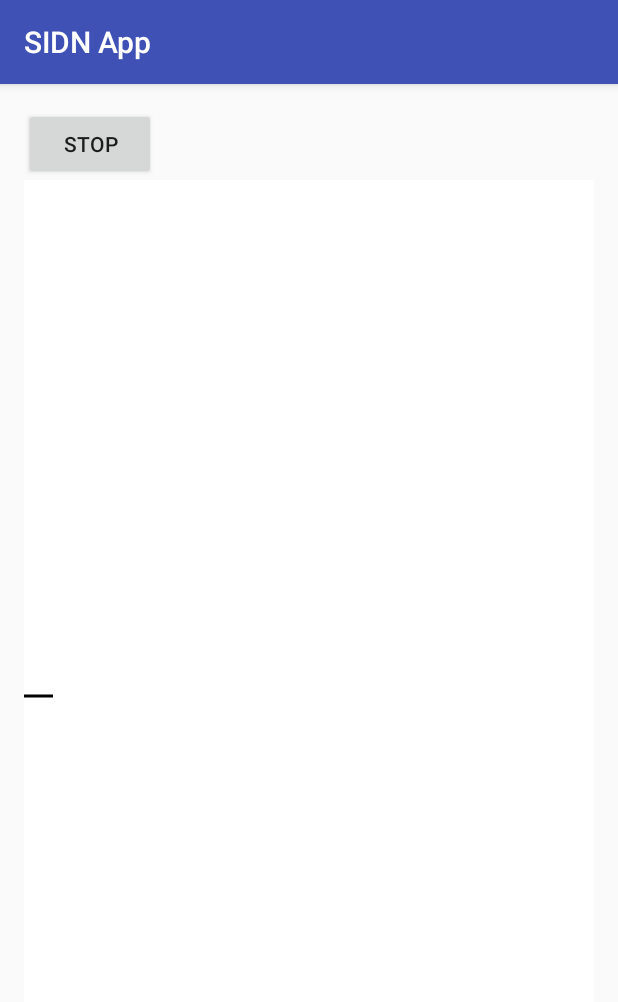
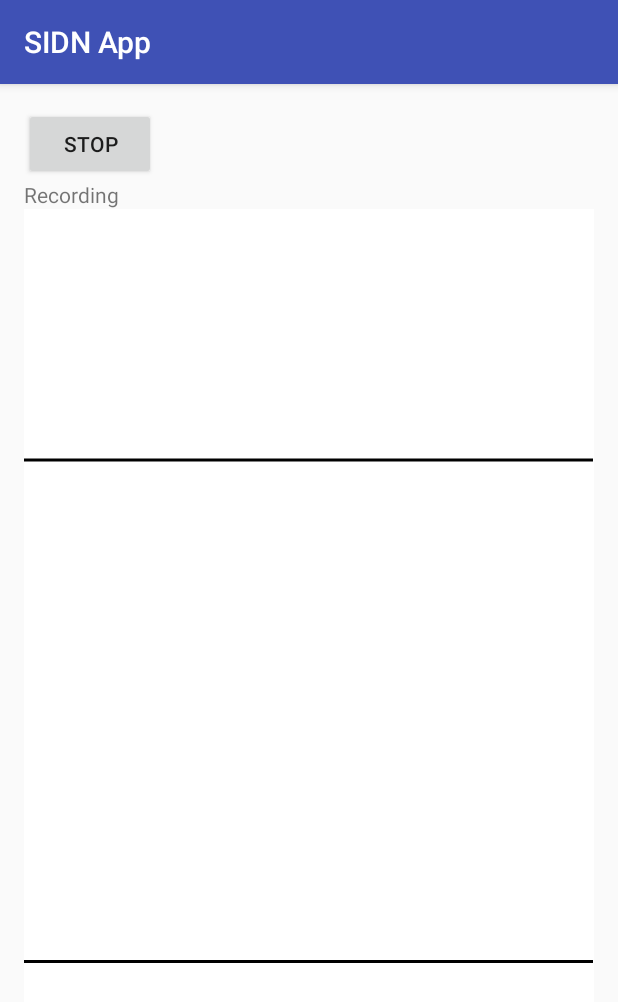
Before and after one commit to Vasil-Pahomov/SIDNApp, an Android app: the screen it shows after launch (MainActivity), after a tap on "START", on a phone screen of 412 x 824 dp. Shown: the top 1002 px of the screen. Run offline under Robolectric (Android 15) with nearby library versions, the phone set to English and light mode, and no system bars.

Commit message:
Медленная свёртка с нормализацией

```diff
--- a/app/src/main/java/lvr/sidnapp/MainActivity.java
+++ b/app/src/main/java/lvr/sidnapp/MainActivity.java
@@ -4,6 +4,7 @@ import android.app.Dialog;
 import android.content.pm.PackageManager;
 import android.content.res.Resources;
 import android.os.AsyncTask;
+import android.os.Handler;
 import android.support.annotation.NonNull;
 import android.support.design.widget.Snackbar;
 import android.support.v4.app.ActivityCompat;
@@ -13,6 +14,7 @@ import android.os.Bundle;
 import android.util.Log;
 import android.view.View;
 import android.widget.Button;
+import android.widget.TextView;
 
 import com.newventuresoftware.waveform.WaveformView;
 
@@ -37,7 +39,9 @@ public class MainActivity extends AppCompatActivity implements AudioDataReceived
 
     Button buttonRec;
 
-    WaveformView waveView;
+    WaveformView waveViewSource, waveView1;
+
+    TextView textViewStatus;
 
     private static final int REQUEST_RECORD_AUDIO = 13;
 
@@ -48,11 +52,14 @@ public class MainActivity extends AppCompatActivity implements AudioDataReceived
 
         samples1 = Utils.ReadSamples(getResources(), R.raw.s1);
 
-        recBuf = new short[samples1.length * 10];
+        recBuf = new short[50000];
 
         buttonRec = (Button) findViewById(R.id.buttonRec);
+        waveViewSource = (WaveformView) findViewById(R.id.waveViewSource);
+        waveView1 = (WaveformView) findViewById(R.id.waveView1);
+        textViewStatus = (TextView) findViewById(R.id.textViewStatus);
 
-        waveView = (WaveformView) findViewById(R.id.waveView);
+        setStatusText("Idle");
 
     }
 
@@ -65,27 +72,24 @@ public class MainActivity extends AppCompatActivity implements AudioDataReceived
         System.arraycopy(data, 0, recBuf, recBufPtr, lengthToCopy);
         recBufPtr += data.length;
 
-        //end of recording buffer - do convolution and display the result
         //todo: tail of recording buffer is lost, think about using it
         if (recBufPtr >= (recBuf.length-1)) {
             recBufPtr = 0;
-            final short[] filtered = new short[recBuf.length];
+            stopAudioRecording();
             Log.d("SIDN", "Starting async task");
+            waveViewSource.setSamples(recBuf);
 
             new AsyncTask<Void, Void, Void>() {
+                private short[] filtered;
+
                 @Override
                 protected Void doInBackground(Void... params) {
+
                     Log.d("SIDN", "Starting convolution");
-                    //todo: this is VERY slow, try FFT convolution there
-                    for ( int i = 0; i < recBuf.length; i++ ) {
-                        long sum = 0;
-                        for (int j = 0; j < samples1.length; j++) {
-                            if (i >= j) {
-                                sum += recBuf[i - j] * samples1[j];
-                            }
-                        }
-                        filtered[i] = (short) (sum / samples1.length);
-                    }
+                    setStatusText("Convolving");
+
+                    filtered = convolve(recBuf, samples1);
+
                     Log.d("SIDN", "Convolution done");
                     return null;
                 }
@@ -93,11 +97,43 @@ public class MainActivity extends AppCompatActivity implements AudioDataReceived
                 @Override
                 protected void onPostExecute(Void aVoid) {
                     Log.d("SIDN", "Setting samples");
-                    waveView.setSamples(filtered);
+                    waveView1.setSamples(filtered);
+                    startAudioRecordingSafe();
                 }
             }.execute();
             Log.d("SIDN", "Async task started");
         }
+    }
+
+    private short[] convolve(short[] data, short[] kernel) {
+        short[] res = new short[data.length];
+        float[] resf = new float[data.length];
+
+        float max = Float.MIN_VALUE;
+
+
+        //this is VERY slow, try FFT convolution there
+        for ( int i = 0; i < data.length; i++ ) {
+            float sum = 0;
+            for (int j = 0; j < kernel.length; j++) {
+                if (i >= j) {
+                    sum += data[i-j] * kernel[j];
+                }
+            }
+            if (sum > max) {
+                max = sum;
+            }
+            if (sum < -max) {
+                max = -sum;
+            }
+            resf[i] = sum;
+        }
+
+        for (int i=0; i < res.length; i++) {
+            res[i] = (short) Math.round(resf[i] / max * 32767);
+        }
+
+        return res;
     }
 
     public void buttonRecClick(View view) {
@@ -105,13 +141,16 @@ public class MainActivity extends AppCompatActivity implements AudioDataReceived
             stopAudioRecording();
         } else {
             startAudioRecordingSafe();
-            waveView.setChannels(1);
-            waveView.setSampleRate(RecordingThread.SAMPLE_RATE);
+            waveViewSource.setChannels(1);
+            waveViewSource.setSampleRate(RecordingThread.SAMPLE_RATE);
+            waveView1.setChannels(1);
+            waveView1.setSampleRate(RecordingThread.SAMPLE_RATE);
         }
     }
 
     private void stopAudioRecording() {
         recThread.stopRecording();
+        setStatusText("Stopped");
         runOnUiThread(new Runnable() {
             @Override
             public void run() {
@@ -124,6 +163,7 @@ public class MainActivity extends AppCompatActivity implements AudioDataReceived
         if (ContextCompat.checkSelfPermission(this, android.Manifest.permission.RECORD_AUDIO)
                 == PackageManager.PERMISSION_GRANTED) {
             recThread.startRecording();
+            setStatusText("Recording");
             buttonRec.setText(R.string.buttonRecStopText);
             recBufPtr = 0;
         } else {
@@ -134,7 +174,7 @@ public class MainActivity extends AppCompatActivity implements AudioDataReceived
     private void requestMicrophonePermission() {
         if (ActivityCompat.shouldShowRequestPermissionRationale(this, android.Manifest.permission.RECORD_AUDIO)) {
             // Show dialog explaining why we need record audio
-            Snackbar.make(waveView, "Microphone access is required in order to record audio",
+            Snackbar.make(waveView1, "Microphone access is required in order to record audio",
                     Snackbar.LENGTH_INDEFINITE).setAction("OK", new View.OnClickListener() {
                 @Override
                 public void onClick(View v) {
@@ -157,4 +197,12 @@ public class MainActivity extends AppCompatActivity implements AudioDataReceived
         }
     }
 
+    private void setStatusText(final String text) {
+        runOnUiThread(new Runnable() {
+            @Override
+            public void run() {
+                textViewStatus.setText(text);
+            }
+        });
+    }
 }
--- a/app/src/main/res/layout/activity_main.xml
+++ b/app/src/main/res/layout/activity_main.xml
@@ -13,20 +13,24 @@
     android:orientation="vertical">
 
     <Button
-        android:text="Start"
+        android:text="@string/start"
         android:layout_width="wrap_content"
         android:layout_height="wrap_content"
-        android:layout_alignParentTop="true"
-        android:layout_alignParentLeft="true"
-        android:layout_alignParentStart="true"
         android:id="@+id/buttonRec"
         android:onClick="buttonRecClick" />
+
+    <TextView
+        android:text=""
+        android:layout_width="match_parent"
+        android:layout_height="wrap_content"
+        android:id="@+id/textViewStatus" />
 
     <com.newventuresoftware.waveform.WaveformView
         android:layout_height="match_parent"
         android:layout_width="match_parent"
-        android:id="@+id/waveView"
+        android:id="@+id/waveViewSource"
         app:mode="RECORDING"
+        android:layout_weight="0.5"
         app:waveformStrokeThickness="3"
         app:waveformColor="#000000"
         app:waveformFillColor="#000000"
@@ -34,4 +38,16 @@
         android:background="#ffffff" />
 
 
+    <com.newventuresoftware.waveform.WaveformView
+        android:layout_height="match_parent"
+        android:layout_width="match_parent"
+        android:id="@+id/waveView1"
+        app:mode="RECORDING"
+        android:layout_weight="0.5"
+        app:waveformStrokeThickness="3"
+        app:waveformColor="#000000"
+        app:waveformFillColor="#000000"
+        app:historySize="0"
+        android:background="#ffffff" />
+
 </LinearLayout>
--- a/app/src/main/res/values/strings.xml
+++ b/app/src/main/res/values/strings.xml
@@ -2,4 +2,5 @@
     <string name="app_name">SIDN App</string>
     <string name="buttonRecStartText">Start</string>
     <string name="buttonRecStopText">Stop</string>
+    <string name="start">Start</string>
 </resources>
```
